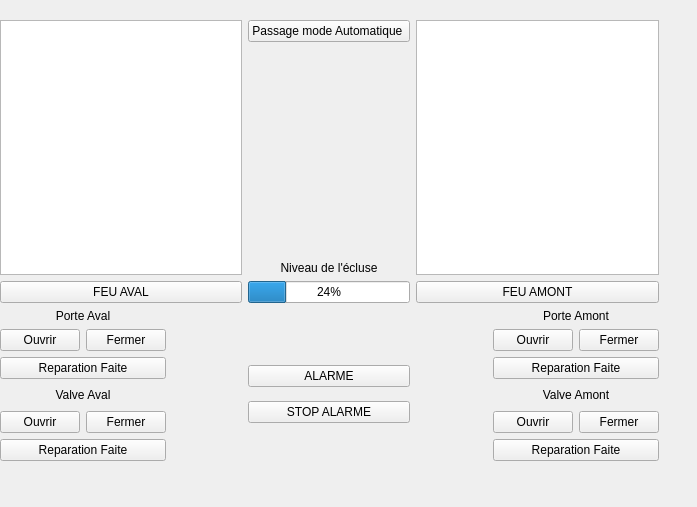
Before: the Qt Designer form expert.ui in Alpam/Ecluse, drawn with Qt 5.
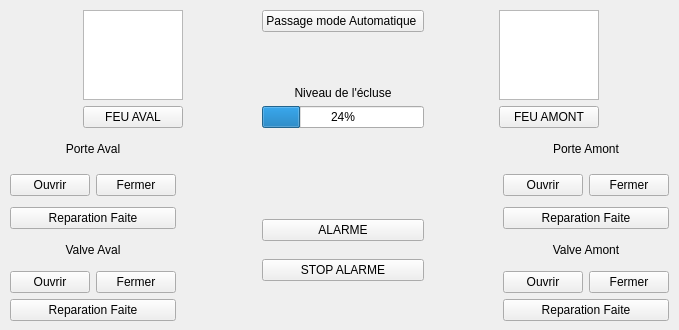
After: the same form once the commit is applied.

Diff of the .ui file:
```diff
--- a/expert.ui
+++ b/expert.ui
@@ -6,8 +6,8 @@
    <rect>
     <x>0</x>
     <y>0</y>
-    <width>697</width>
-    <height>507</height>
+    <width>679</width>
+    <height>330</height>
    </rect>
   </property>
   <property name="windowTitle">
@@ -16,10 +16,10 @@
   <widget class="QWidget" name="gridLayoutWidget">
    <property name="geometry">
     <rect>
-     <x>0</x>
-     <y>20</y>
+     <x>10</x>
+     <y>10</y>
      <width>659</width>
-     <height>441</height>
+     <height>311</height>
     </rect>
    </property>
    <layout class="QGridLayout" name="gridLayout">
@@ -137,7 +137,14 @@
        </widget>
       </item>
       <item row="0" column="0">
-       <widget class="QGraphicsView" name="feuAmont"/>
+       <widget class="QGraphicsView" name="feuAmont">
+        <property name="maximumSize">
+         <size>
+          <width>100</width>
+          <height>90</height>
+         </size>
+        </property>
+       </widget>
       </item>
      </layout>
     </item>
@@ -263,7 +270,14 @@
        </widget>
       </item>
       <item row="0" column="0">
-       <widget class="QGraphicsView" name="feuAval"/>
+       <widget class="QGraphicsView" name="feuAval">
+        <property name="maximumSize">
+         <size>
+          <width>100</width>
+          <height>90</height>
+         </size>
+        </property>
+       </widget>
       </item>
      </layout>
     </item>
```
Left out of the diff: 26 changed lines with no effect on the pictures.
